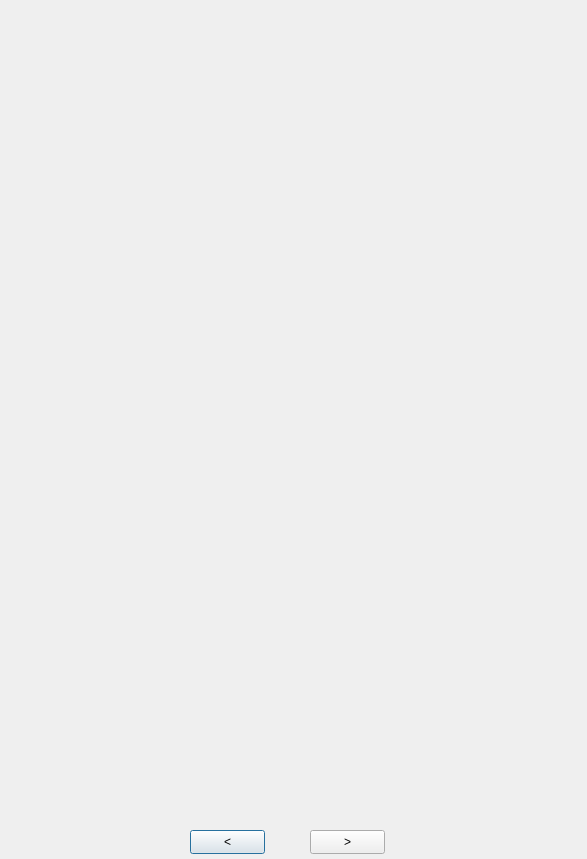
First picture: the form in designer/reading_dialog.ui, repository Macai13/Keki, before the edit.
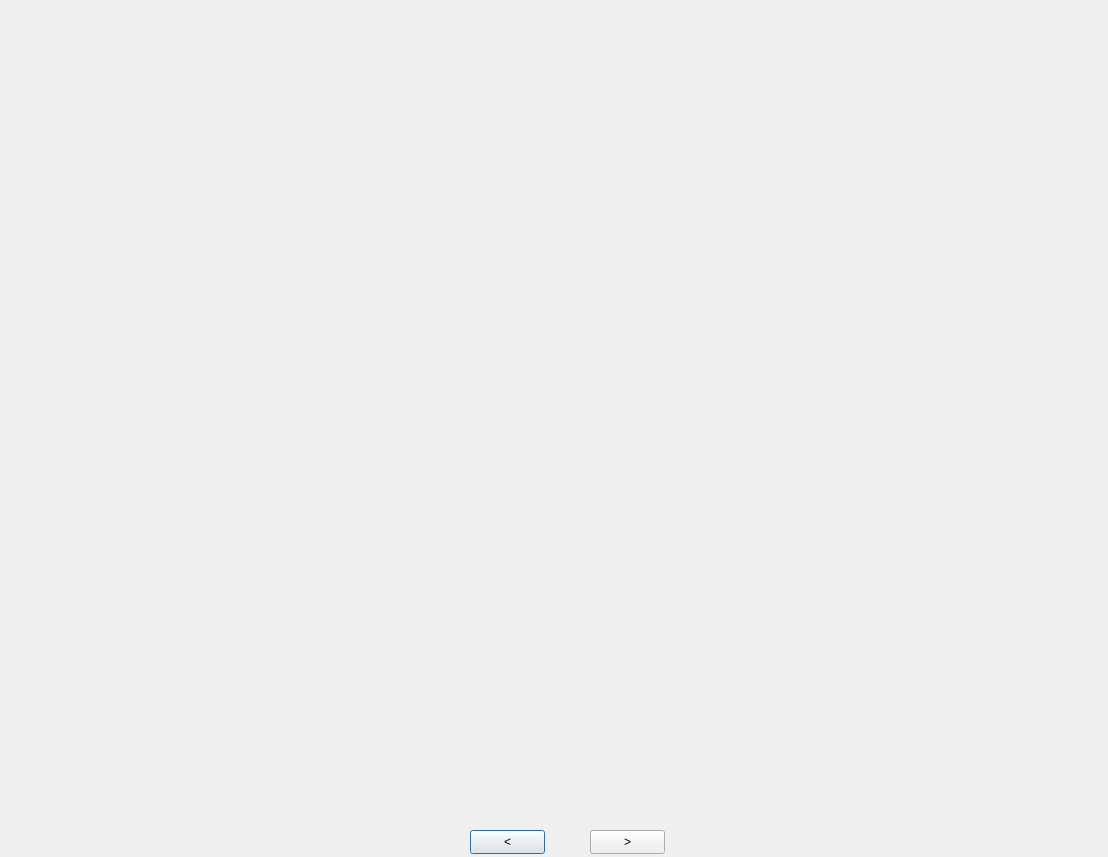
Second picture: the form after the edit. Icons and pictures are not drawn.

Commit message: Added first page pixmap to test

```diff
--- a/designer/reading_dialog.ui
+++ b/designer/reading_dialog.ui
@@ -6,8 +6,8 @@
    <rect>
     <x>0</x>
     <y>0</y>
-    <width>587</width>
-    <height>859</height>
+    <width>1108</width>
+    <height>857</height>
    </rect>
   </property>
   <property name="windowTitle">
@@ -20,7 +20,7 @@
   <widget class="QPushButton" name="pushButton">
    <property name="geometry">
     <rect>
-     <x>190</x>
+     <x>470</x>
      <y>830</y>
      <width>75</width>
      <height>24</height>
@@ -33,7 +33,7 @@
   <widget class="QPushButton" name="pushButton_2">
    <property name="geometry">
     <rect>
-     <x>310</x>
+     <x>590</x>
      <y>830</y>
      <width>75</width>
      <height>24</height>
@@ -43,6 +43,22 @@
     <string>&gt;</string>
    </property>
   </widget>
+  <widget class="QLabel" name="page_image">
+   <property name="geometry">
+    <rect>
+     <x>18</x>
+     <y>15</y>
+     <width>1061</width>
+     <height>801</height>
+    </rect>
+   </property>
+   <property name="text">
+    <string/>
+   </property>
+   <property name="alignment">
+    <set>Qt::AlignCenter</set>
+   </property>
+  </widget>
  </widget>
  <resources/>
  <connections/>
```
Left out of the diff: 4 changed lines with no effect on the pictures. The commit also changes 3 other files.
